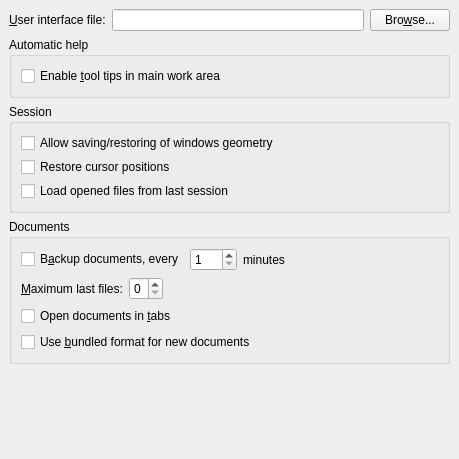
cburschka/lyx, file src/frontends/qt4/ui/PrefUi.ui: the form before one commit.
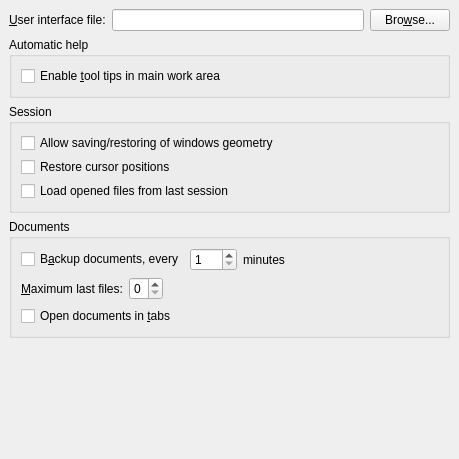
The form after the commit.

What changed in the file:
```diff
--- a/src/frontends/qt4/ui/PrefUi.ui
+++ b/src/frontends/qt4/ui/PrefUi.ui
@@ -171,13 +171,6 @@
         </property>
        </widget>
       </item>
-      <item row="3" column="0" colspan="4" >
-       <widget class="QCheckBox" name="useBundledCB" >
-         <property name="text" >
-         <string>Use &amp;bundled format for new documents</string>
-         </property>
-       </widget>
-      </item>
      </layout>
     </widget>
    </item>
```
